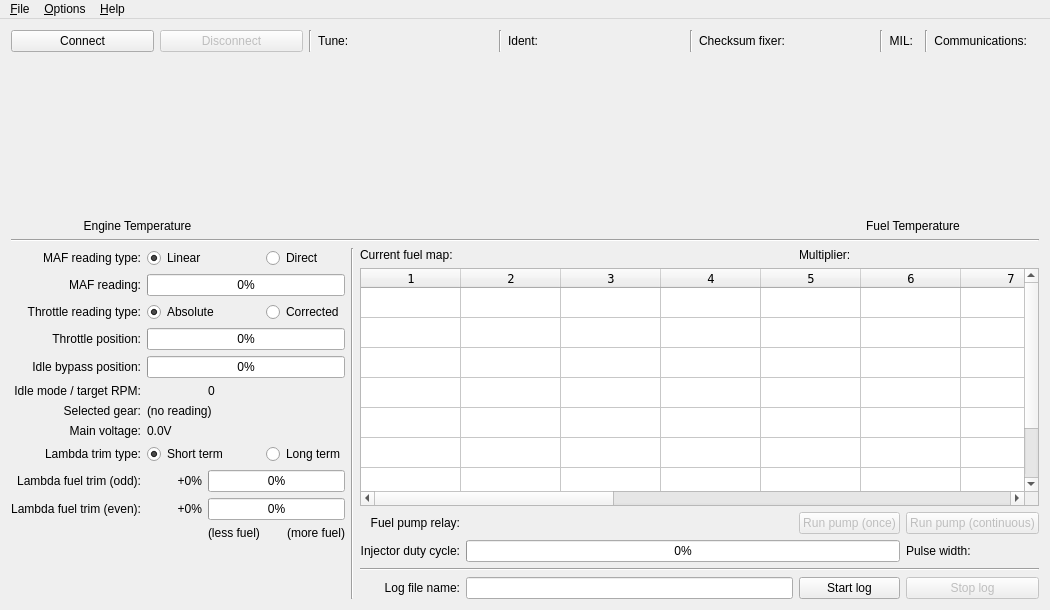
First picture: the form in mainwindow.ui, repository colinbourassa/rovergauge, before the edit.
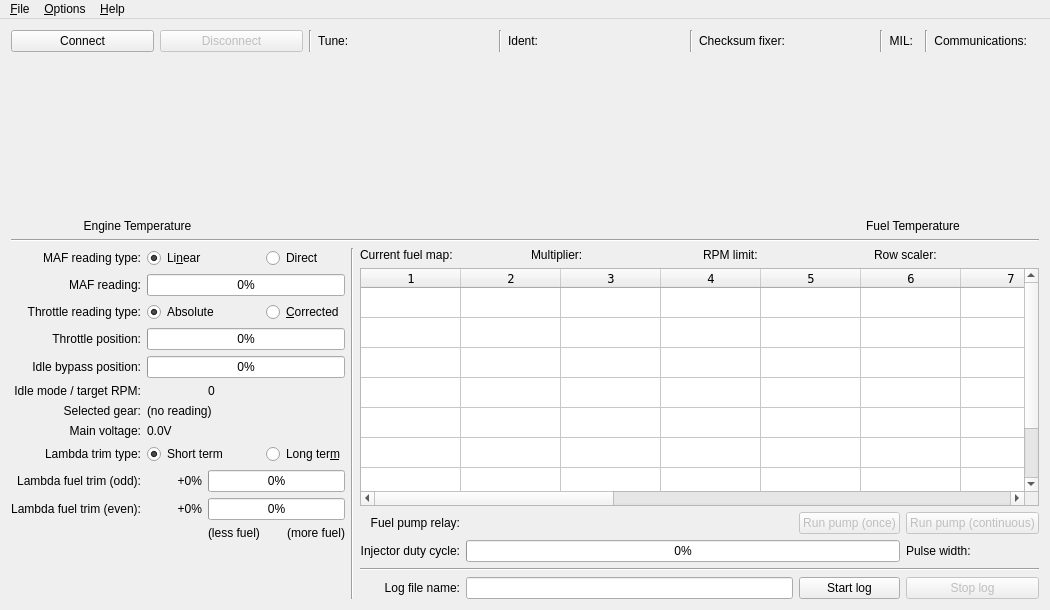
Second picture: the form after the edit. Custom widgets are drawn as their Qt base class.

Commit message: Display row scaler and RPM limit with new labels

```diff
--- a/mainwindow.ui
+++ b/mainwindow.ui
@@ -215,7 +215,7 @@
           <item row="0" column="1" colspan="2">
            <widget class="QRadioButton" name="m_mafReadingLinearButton">
             <property name="text">
-             <string>Linear</string>
+             <string>Li&amp;near</string>
             </property>
             <property name="checked">
              <bool>true</bool>
@@ -278,7 +278,7 @@
           <item row="2" column="3">
            <widget class="QRadioButton" name="m_throttleTypeCorrectedButton">
             <property name="text">
-             <string>Corrected</string>
+             <string>&amp;Corrected</string>
             </property>
             <attribute name="buttonGroup">
              <string notr="true">m_throttleTypeButtonGroup</string>
@@ -399,7 +399,7 @@
           <item row="8" column="3">
            <widget class="QRadioButton" name="m_lambdaTrimLongButton">
             <property name="text">
-             <string>Long term</string>
+             <string>Long ter&amp;m</string>
             </property>
             <attribute name="buttonGroup">
              <string notr="true">m_lambdaTrimButtonGroup</string>
@@ -503,6 +503,38 @@
         </item>
         <item>
          <layout class="QGridLayout" name="m_fuelAndLoggingLayout">
+          <item row="0" column="0" colspan="4">
+           <layout class="QHBoxLayout" name="m_fuelMapFactorsLayout">
+            <item>
+             <widget class="QLabel" name="m_fuelMapIndexLabel">
+              <property name="text">
+               <string>Current fuel map:</string>
+              </property>
+             </widget>
+            </item>
+            <item>
+             <widget class="QLabel" name="m_fuelMapFactorLabel">
+              <property name="text">
+               <string>Multiplier:</string>
+              </property>
+             </widget>
+            </item>
+            <item>
+             <widget class="QLabel" name="m_rpmLimitLabel">
+              <property name="text">
+               <string>RPM limit:</string>
+              </property>
+             </widget>
+            </item>
+            <item>
+             <widget class="QLabel" name="m_rowScalerLabel">
+              <property name="text">
+               <string>Row scaler:</string>
+              </property>
+             </widget>
+            </item>
+           </layout>
+          </item>
           <item row="4" column="0" colspan="4">
            <widget class="Line" name="m_hline0">
             <property name="orientation">
@@ -616,20 +648,6 @@
             </property>
            </widget>
           </item>
-          <item row="0" column="0" colspan="2">
-           <widget class="QLabel" name="m_fuelMapIndexLabel">
-            <property name="text">
-             <string>Current fuel map:</string>
-            </property>
-           </widget>
-          </item>
-          <item row="0" column="2">
-           <widget class="QLabel" name="m_fuelMapFactorLabel">
-            <property name="text">
-             <string>Multiplier:</string>
-            </property>
-           </widget>
-          </item>
           <item row="5" column="1">
            <widget class="QLineEdit" name="m_logFileNameBox"/>
           </item>
```
Left out of the diff: 22 changed lines with no effect on the pictures. The commit also changes 5 other files.
